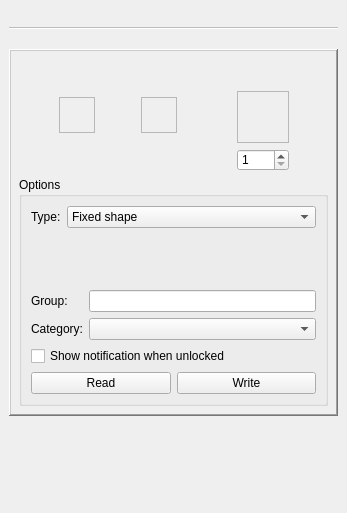
IoeCmcomc/MCDatapacker, file src/visualrecipeeditordock.ui: the form before one commit.
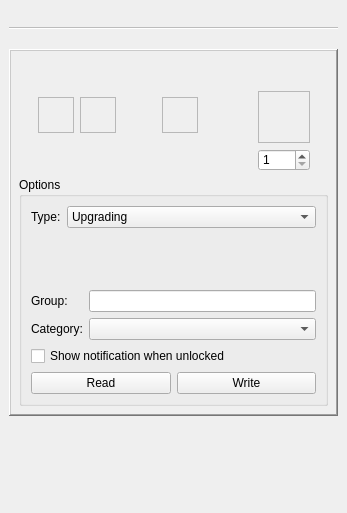
The form after the commit. The open tabs and pages were chosen to show the change. Icons and pictures are not drawn. Custom widgets are drawn as their Qt base class.

Commit message: [Minecraft] Add new smithing system support in the recipe editor

What changed in the file:
```diff
--- a/src/visualrecipeeditordock.ui
+++ b/src/visualrecipeeditordock.ui
@@ -630,6 +630,34 @@
                 </property>
                 <item>
                  <layout class="QHBoxLayout" name="horizontalLayout_4">
+                  <item>
+                   <widget class="InventorySlot" name="smithingSlot_2">
+                    <property name="sizePolicy">
+                     <sizepolicy hsizetype="Maximum" vsizetype="Maximum">
+                      <horstretch>0</horstretch>
+                      <verstretch>0</verstretch>
+                     </sizepolicy>
+                    </property>
+                    <property name="minimumSize">
+                     <size>
+                      <width>36</width>
+                      <height>36</height>
+                     </size>
+                    </property>
+                    <property name="acceptDrops">
+                     <bool>true</bool>
+                    </property>
+                    <property name="frameShape">
+                     <enum>QFrame::StyledPanel</enum>
+                    </property>
+                    <property name="frameShadow">
+                     <enum>QFrame::Sunken</enum>
+                    </property>
+                    <property name="lineWidth">
+                     <number>2</number>
+                    </property>
+                   </widget>
+                  </item>
                   <item>
                    <widget class="InventorySlot" name="smithingSlot_0">
                     <property name="sizePolicy">
@@ -659,7 +687,7 @@
                    </widget>
                   </item>
                   <item>
-                   <widget class="QLabel" name="label_3">
+                   <widget class="QLabel" name="smithingPlus">
                     <property name="sizePolicy">
                      <sizepolicy hsizetype="Maximum" vsizetype="Maximum">
                       <horstretch>0</horstretch>
@@ -1055,6 +1083,46 @@
                  </sizepolicy>
                 </property>
                </widget>
+               <widget class="QWidget" name="smithOptions">
+                <layout class="QFormLayout" name="formLayout_3">
+                 <property name="leftMargin">
+                  <number>0</number>
+                 </property>
+                 <property name="topMargin">
+                  <number>0</number>
+                 </property>
+                 <property name="rightMargin">
+                  <number>0</number>
+                 </property>
+                 <property name="bottomMargin">
+                  <number>0</number>
+                 </property>
+                 <item row="0" column="0">
+                  <widget class="QLabel" name="label_3">
+                   <property name="text">
+                    <string>Type:</string>
+                   </property>
+                   <property name="buddy">
+                    <cstring>smithTypeCombo</cstring>
+                   </property>
+                  </widget>
+                 </item>
+                 <item row="0" column="1">
+                  <widget class="QComboBox" name="smithTypeCombo">
+                   <item>
+                    <property name="text">
+                     <string>Upgrading</string>
+                    </property>
+                   </item>
+                   <item>
+                    <property name="text">
+                     <string>Armor trimming</string>
+                    </property>
+                   </item>
+                  </widget>
+                 </item>
+                </layout>
+               </widget>
               </widget>
              </item>
              <item row="1" column="0">
```
Left out of the diff: 19 changed lines with no effect on the pictures. The commit also changes 2 other files.
